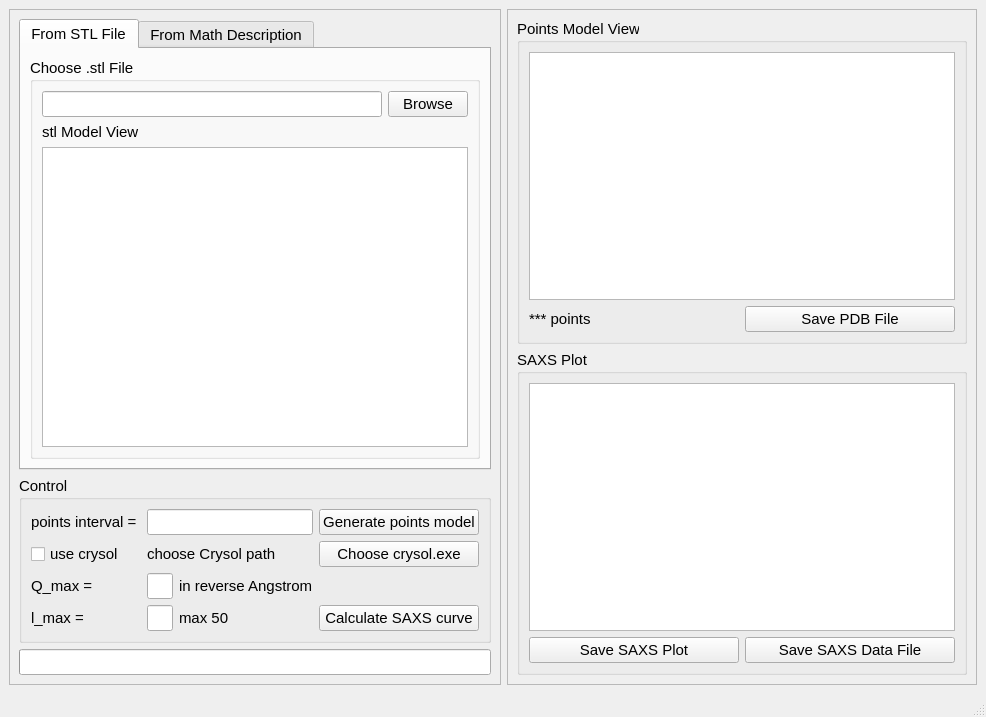
Old version of the form ui_file/Model2SAS_UI.ui in the repository molybd/Model2SAS.
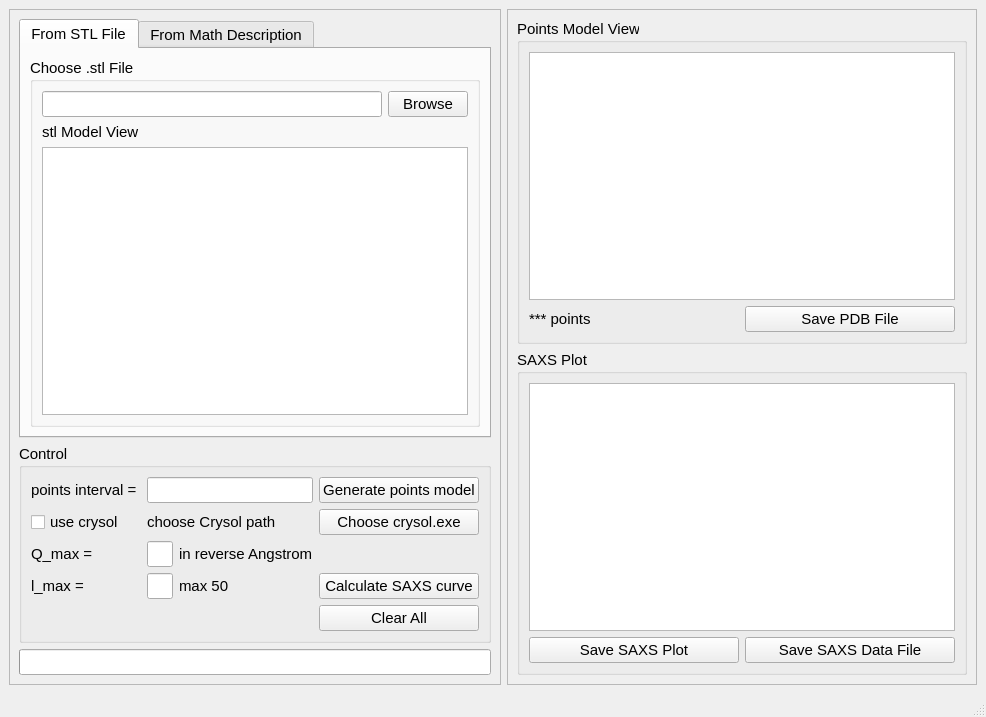
New version of the form.

The edit to the form file:
```diff
--- a/ui_file/Model2SAS_UI.ui
+++ b/ui_file/Model2SAS_UI.ui
@@ -209,6 +209,13 @@
             </property>
            </widget>
           </item>
+          <item row="5" column="3">
+           <widget class="QPushButton" name="pushBotton_clear">
+            <property name="text">
+             <string>Clear All</string>
+            </property>
+           </widget>
+          </item>
          </layout>
         </widget>
        </item>
```
Left out of the diff: 58 changed lines with no effect on the pictures.
